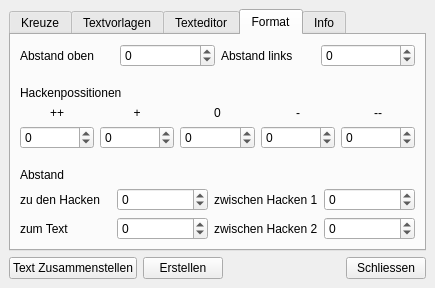
Qt form GradingWindow.ui (str4el/grading) before a commit.
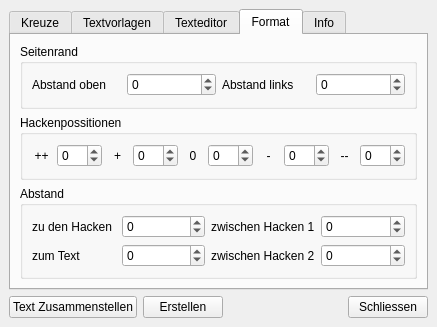
The same form after that commit. The open tabs and pages were chosen to show the change.

Commit message: Ansicht des Format tab verändert

Diff of the .ui file:
```diff
--- a/GradingWindow.ui
+++ b/GradingWindow.ui
@@ -5,8 +5,8 @@
    <rect>
     <x>0</x>
     <y>0</y>
-    <width>435</width>
-    <height>288</height>
+    <width>437</width>
+    <height>324</height>
    </rect>
   </property>
   <property name="windowTitle" >
@@ -1057,6 +1057,10 @@
        </attribute>
        <layout class="QVBoxLayout" name="verticalLayout_4" >
         <item>
+         <widget class="QGroupBox" name="groupBox_3" >
+          <property name="title" >
+           <string>Seitenrand</string>
+          </property>
          <layout class="QHBoxLayout" name="horizontalLayout_2" >
           <item>
            <widget class="QLabel" name="label_24" >
@@ -1099,30 +1103,15 @@
            </widget>
           </item>
          </layout>
+         </widget>
         </item>
         <item>
-         <spacer name="verticalSpacer_2" >
-          <property name="orientation" >
-           <enum>Qt::Vertical</enum>
-          </property>
-          <property name="sizeHint" stdset="0" >
-           <size>
-            <width>69</width>
-            <height>2</height>
-           </size>
-          </property>
-         </spacer>
-        </item>
-        <item>
-         <widget class="QLabel" name="label_32" >
-          <property name="text" >
+         <widget class="QGroupBox" name="groupBox_2" >
+          <property name="title" >
            <string>Hackenpossitionen</string>
           </property>
-         </widget>
-        </item>
+          <layout class="QHBoxLayout" name="horizontalLayout_3" >
         <item>
-         <layout class="QGridLayout" name="gridLayout_3" >
-          <item row="0" column="0" >
            <widget class="QLabel" name="label_27" >
             <property name="text" >
              <string>++</string>
@@ -1135,7 +1124,17 @@
             </property>
            </widget>
           </item>
-          <item row="0" column="1" >
+           <item>
+            <widget class="QSpinBox" name="offset_tick_1" >
+             <property name="minimum" >
+              <number>-10</number>
+             </property>
+             <property name="maximum" >
+              <number>10</number>
+             </property>
+            </widget>
+           </item>
+           <item>
            <widget class="QLabel" name="label_28" >
             <property name="text" >
              <string>+</string>
@@ -1148,7 +1147,17 @@
             </property>
            </widget>
           </item>
-          <item row="0" column="2" >
+           <item>
+            <widget class="QSpinBox" name="offset_tick_2" >
+             <property name="minimum" >
+              <number>-10</number>
+             </property>
+             <property name="maximum" >
+              <number>10</number>
+             </property>
+            </widget>
+           </item>
+           <item>
            <widget class="QLabel" name="label_29" >
             <property name="text" >
              <string>0</string>
@@ -1161,7 +1170,17 @@
             </property>
            </widget>
           </item>
-          <item row="0" column="3" >
+           <item>
+            <widget class="QSpinBox" name="offset_tick_3" >
+             <property name="minimum" >
+              <number>-10</number>
+             </property>
+             <property name="maximum" >
+              <number>10</number>
+             </property>
+            </widget>
+           </item>
+           <item>
            <widget class="QLabel" name="label_30" >
             <property name="text" >
              <string>-</string>
@@ -1174,7 +1193,17 @@
             </property>
            </widget>
           </item>
-          <item row="0" column="4" >
+           <item>
+            <widget class="QSpinBox" name="offset_tick_4" >
+             <property name="minimum" >
+              <number>-10</number>
+             </property>
+             <property name="maximum" >
+              <number>10</number>
+             </property>
+            </widget>
+           </item>
+           <item>
            <widget class="QLabel" name="label_31" >
             <property name="text" >
              <string>--</string>
@@ -1187,47 +1216,7 @@
             </property>
            </widget>
           </item>
-          <item row="1" column="0" >
-           <widget class="QSpinBox" name="offset_tick_1" >
-            <property name="minimum" >
-             <number>-10</number>
-            </property>
-            <property name="maximum" >
-             <number>10</number>
-            </property>
-           </widget>
-          </item>
-          <item row="1" column="1" >
-           <widget class="QSpinBox" name="offset_tick_2" >
-            <property name="minimum" >
-             <number>-10</number>
-            </property>
-            <property name="maximum" >
-             <number>10</number>
-            </property>
-           </widget>
-          </item>
-          <item row="1" column="2" >
-           <widget class="QSpinBox" name="offset_tick_3" >
-            <property name="minimum" >
-             <number>-10</number>
-            </property>
-            <property name="maximum" >
-             <number>10</number>
-            </property>
-           </widget>
-          </item>
-          <item row="1" column="3" >
-           <widget class="QSpinBox" name="offset_tick_4" >
-            <property name="minimum" >
-             <number>-10</number>
-            </property>
-            <property name="maximum" >
-             <number>10</number>
-            </property>
-           </widget>
-          </item>
-          <item row="1" column="4" >
+           <item>
            <widget class="QSpinBox" name="offset_tick_5" >
             <property name="minimum" >
              <number>-10</number>
@@ -1238,30 +1227,15 @@
            </widget>
           </item>
          </layout>
+         </widget>
         </item>
         <item>
-         <spacer name="verticalSpacer" >
-          <property name="orientation" >
-           <enum>Qt::Vertical</enum>
-          </property>
-          <property name="sizeHint" stdset="0" >
-           <size>
-            <width>20</width>
-            <height>3</height>
-           </size>
-          </property>
-         </spacer>
-        </item>
-        <item>
-         <layout class="QGridLayout" name="gridLayout_4" >
-          <item row="0" column="0" colspan="4" >
-           <widget class="QLabel" name="label_37" >
-            <property name="text" >
+         <widget class="QGroupBox" name="groupBox" >
+          <property name="title" >
              <string>Abstand</string>
             </property>
-           </widget>
-          </item>
-          <item row="1" column="0" >
+          <layout class="QGridLayout" name="gridLayout_4" >
+           <item row="0" column="0" >
            <widget class="QLabel" name="label_36" >
             <property name="text" >
              <string>zu den Hacken</string>
@@ -1271,7 +1245,7 @@
             </property>
            </widget>
           </item>
-          <item row="1" column="1" >
+           <item row="0" column="1" >
            <widget class="QSpinBox" name="offset_top_to_tick" >
             <property name="minimum" >
              <number>-10</number>
@@ -1281,7 +1255,7 @@
             </property>
            </widget>
           </item>
-          <item row="1" column="2" >
+           <item row="0" column="2" >
            <widget class="QLabel" name="label_35" >
             <property name="text" >
              <string>zwischen Hacken 1</string>
@@ -1291,7 +1265,7 @@
             </property>
            </widget>
           </item>
-          <item row="1" column="3" >
+           <item row="0" column="3" >
            <widget class="QSpinBox" name="offset_tick_to_tick_1" >
             <property name="minimum" >
              <number>-10</number>
@@ -1301,7 +1275,7 @@
             </property>
            </widget>
           </item>
-          <item row="2" column="0" >
+           <item row="1" column="0" >
            <widget class="QLabel" name="label_34" >
             <property name="text" >
              <string>zum Text</string>
@@ -1311,7 +1285,7 @@
             </property>
            </widget>
           </item>
-          <item row="2" column="1" >
+           <item row="1" column="1" >
            <widget class="QSpinBox" name="offset_tick_to_text" >
             <property name="minimum" >
              <number>-10</number>
@@ -1321,7 +1295,7 @@
             </property>
            </widget>
           </item>
-          <item row="2" column="2" >
+           <item row="1" column="2" >
            <widget class="QLabel" name="label_33" >
             <property name="text" >
              <string>zwischen Hacken 2</string>
@@ -1331,7 +1305,7 @@
             </property>
            </widget>
           </item>
-          <item row="2" column="3" >
+           <item row="1" column="3" >
            <widget class="QSpinBox" name="offset_tick_to_tick_2" >
             <property name="minimum" >
              <number>-10</number>
@@ -1342,6 +1316,9 @@
            </widget>
           </item>
          </layout>
+          <zorder></zorder>
+          <zorder>groupBox_2</zorder>
+         </widget>
         </item>
        </layout>
       </widget>
```
Left out of the diff: 17 changed lines with no effect on the pictures. Lines whose indentation alone changed are shown as unchanged.
